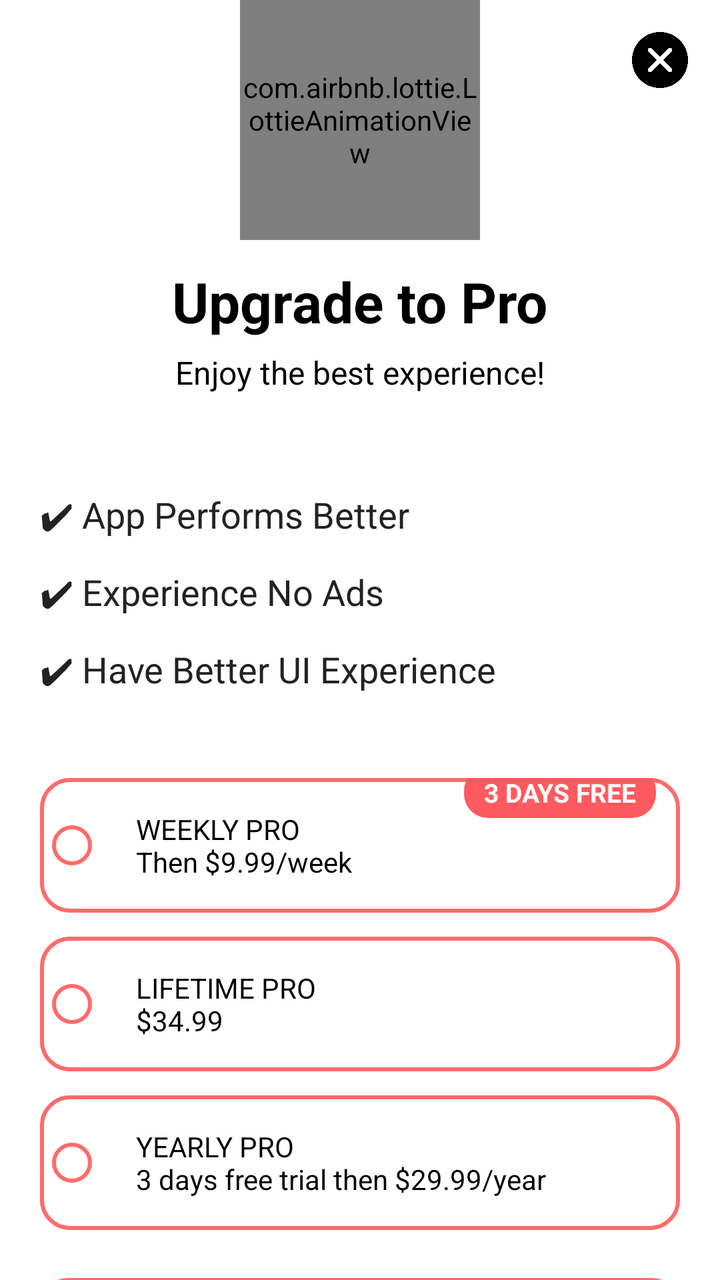
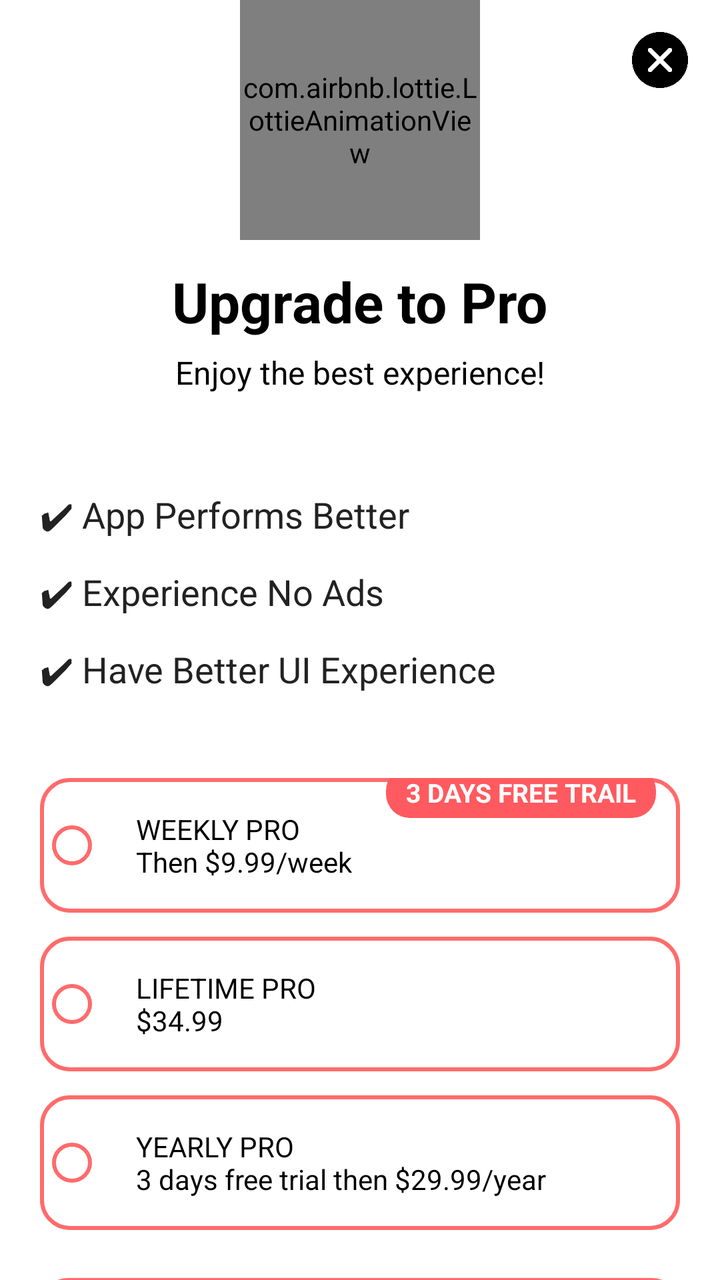

Two renders of the same Android screen: before a commit and after it. Below are the layout's source before the change and the commit's diff.
<!-- AndroidManifest.xml: application theme Theme.AppCompat -->
<!-- res/layout/activity_paywall.xml -->
<?xml version="1.0" encoding="utf-8"?>
<androidx.constraintlayout.widget.ConstraintLayout xmlns:android="http://schemas.android.com/apk/res/android"
    xmlns:app="http://schemas.android.com/apk/res-auto"
    xmlns:tools="http://schemas.android.com/tools"
    android:layout_width="match_parent"
    android:layout_height="match_parent"
    android:background="@color/gnt_white">


    <ImageView
        android:id="@+id/imageView"
        android:layout_width="match_parent"
        android:layout_height="@dimen/_250sdp"
        android:layout_marginTop="@dimen/_minus60sdp"
        android:scaleType="centerCrop"
        app:layout_constraintEnd_toEndOf="parent"
        app:layout_constraintStart_toStartOf="parent"
        app:layout_constraintTop_toTopOf="parent" />

    
    <ImageView
        android:id="@+id/btnClose"
        android:layout_width="28dp"
        android:layout_height="28dp"
        android:layout_margin="16dp"
        android:src="@drawable/cancel"
        android:clickable="true"
        android:focusable="true"
        app:layout_constraintTop_toTopOf="parent"
        app:layout_constraintEnd_toEndOf="parent"/>

    
    <com.airbnb.lottie.LottieAnimationView
        android:id="@+id/lottie"
        android:layout_width="120dp"
        android:layout_height="120dp"
        android:layout_marginTop="40dp"
        app:lottie_autoPlay="true"
        app:lottie_loop="true"
        app:lottie_rawRes="@raw/crown"
        app:layout_constraintStart_toStartOf="parent"
        app:layout_constraintEnd_toEndOf="parent"
        tools:ignore="MissingConstraints" />

    
    <TextView
        android:id="@+id/txtStatus"
        android:layout_width="wrap_content"
        android:layout_height="wrap_content"
        android:text="Upgrade to Pro"
        android:textSize="28sp"
        android:textStyle="bold"
        android:textColor="@color/black"
        android:layout_marginTop="12dp"
        app:layout_constraintTop_toBottomOf="@id/lottie"
        app:layout_constraintStart_toStartOf="parent"
        app:layout_constraintEnd_toEndOf="parent"/>

    
    <TextView
        android:id="@+id/tv_2"
        android:layout_width="wrap_content"
        android:layout_height="wrap_content"
        android:text="Enjoy the best experience!"
        android:textSize="16sp"
        android:textColor="@color/black"
        android:layout_marginTop="6dp"
        app:layout_constraintTop_toBottomOf="@id/txtStatus"
        app:layout_constraintStart_toStartOf="parent"
        app:layout_constraintEnd_toEndOf="parent"/>

    <ScrollView
        android:layout_width="0dp"
        android:layout_height="0dp"
        app:layout_constraintTop_toBottomOf="@id/tv_2"
        app:layout_constraintBottom_toBottomOf="parent"
        app:layout_constraintStart_toStartOf="parent"
        app:layout_constraintEnd_toEndOf="parent">

        <LinearLayout
            android:layout_width="match_parent"
            android:layout_height="wrap_content"
            android:orientation="vertical"
            android:padding="20dp"
            android:gravity="center_horizontal">



            <LinearLayout
                android:layout_width="match_parent"
                android:layout_height="wrap_content"
                android:orientation="vertical"
                android:layout_marginTop="28dp">

                <TextView android:layout_width="wrap_content" android:layout_height="wrap_content" android:text="✔ App Performs Better" android:textSize="18sp" android:textColor="#222" android:layout_marginBottom="14dp"/>
                <TextView android:layout_width="wrap_content" android:layout_height="wrap_content" android:text="✔ Experience No Ads" android:textSize="18sp" android:textColor="#222" android:layout_marginBottom="14dp"/>
                <TextView android:layout_width="wrap_content" android:layout_height="wrap_content" android:text="✔ Have Better UI Experience" android:textSize="18sp" android:textColor="#222" android:layout_marginBottom="14dp"/>
            </LinearLayout>

            <RadioGroup
                android:layout_width="match_parent"
                android:layout_height="wrap_content"
                android:layout_marginTop="28dp">


                <FrameLayout
                    android:layout_width="match_parent"
                    android:layout_height="wrap_content">

                    <RadioButton
                        android:id="@+id/btnWeekly"
                        android:layout_width="match_parent"
                        android:layout_height="wrap_content"
                        android:background="@drawable/bg_plan_selected"
                        android:padding="16dp"
                        android:buttonTint="@color/pink"
                        android:text="WEEKLY PRO&#10;Then $9.99/week"
                        android:textColor="@color/black" />

                    <TextView
                        android:layout_width="wrap_content"
                        android:layout_height="wrap_content"
                        android:layout_gravity="top|end"
                        android:layout_marginTop="-6dp"
                        android:layout_marginEnd="12dp"
                        android:background="@drawable/bg_trial_badge"
                        android:paddingHorizontal="10dp"
                        android:paddingVertical="4dp"
                        android:text="3 DAYS FREE"
                        android:textAllCaps="true"
                        android:textColor="@android:color/white"
                        android:textSize="13sp"
                        android:textStyle="bold" />

                </FrameLayout>



                <RadioButton
                    android:id="@+id/lifeTime"
                    android:textColor="@color/black"
                    android:layout_width="match_parent"
                    android:layout_height="wrap_content"
                    android:text="LIFETIME PRO\n$34.99"
                    android:background="@drawable/bg_plan_selected"
                    android:padding="16dp"
                    android:buttonTint="@color/pink"
                    android:layout_marginTop="12dp" />

                <RadioButton
                    android:id="@+id/btnYearly"
                    android:textColor="@color/black"
                    android:layout_width="match_parent"
                    android:layout_height="wrap_content"
                    android:text="YEARLY PRO\n3 days free trial then $29.99/year"
                    android:background="@drawable/bg_plan_selected"
                    android:padding="16dp"
                    android:buttonTint="@color/pink"
                    android:layout_marginTop="12dp" />
            </RadioGroup>

            <androidx.appcompat.widget.AppCompatButton
                android:id="@+id/btnSubscribe"
                android:layout_width="match_parent"
                android:layout_height="56dp"
                android:layout_marginTop="24dp"
                android:clickable="true"
                android:focusable="true"
                android:foreground="@drawable/ripple_button"
                android:background="@drawable/bg_button_gradient"
                android:text="START FREE TRIAL"
                android:textColor="#FFFFFF"
                android:textStyle="bold" />

            <LinearLayout
                android:layout_width="match_parent"
                android:layout_height="wrap_content"
                android:orientation="horizontal"
                android:gravity="center"
                android:layout_marginTop="18dp">

                <TextView android:layout_width="wrap_content" android:layout_height="wrap_content" android:text="Terms of use" android:textColor="@color/black"/>
                <TextView android:layout_width="24dp" android:layout_height="wrap_content"/>
                <TextView android:layout_width="wrap_content" android:layout_height="wrap_content" android:text="Privacy Policy" android:textColor="@color/black"/>
                <TextView android:layout_width="24dp" android:layout_height="wrap_content"/>
                <TextView  android:id="@+id/btnRestore" android:layout_width="wrap_content" android:layout_height="wrap_content" android:text="Restore" android:textColor="@color/black"/>
            </LinearLayout>

        </LinearLayout>
    </ScrollView>

</androidx.constraintlayout.widget.ConstraintLayout>
<!-- resources referenced by this layout -->
<resources>
  <color name="black">#FF000000</color>
  <color name="gnt_white">#FFFFFF</color>
  <color name="pink">#FF6B6B</color>
  <!-- drawable bg_button_gradient (drawable) -->
  <?xml version="1.0" encoding="utf-8"?>
  <shape xmlns:android="http://schemas.android.com/apk/res/android">
      <gradient
          android:startColor="#FF6B6B"
          android:endColor="#FF6B6B"
          android:angle="0"/>
      <corners android:radius="14dp"/>
  </shape>
  <!-- drawable bg_plan_selected (drawable) -->
  <?xml version="1.0" encoding="utf-8"?>
  <shape xmlns:android="http://schemas.android.com/apk/res/android">
      <solid android:color="#FFFFFF"/>
      <stroke android:width="2dp" android:color="#FF6B6B"/>
      <corners android:radius="14dp"/>
  </shape>
  <!-- drawable bg_trial_badge (drawable) -->
  <?xml version="1.0" encoding="utf-8"?>
  <shape xmlns:android="http://schemas.android.com/apk/res/android">
      <solid android:color="#FF5A5F" />
      <corners android:radius="12dp" />
  </shape>
  <!-- drawable cancel: png bitmap (drawable, 13212 bytes) -->
  <!-- drawable ripple_button (drawable) -->
  <?xml version="1.0" encoding="utf-8"?>
  <ripple xmlns:android="http://schemas.android.com/apk/res/android"
      android:color="#20000000">
  
      <item android:id="@android:id/mask">
          <shape android:shape="rectangle">
              <solid android:color="#FFFFFF" />
          </shape>
      </item>
  
  </ripple>
</resources>

<!-- the commit's change to res/layout/activity_paywall.xml (unified diff, before → after) -->
@@ -126,7 +126,7 @@
                         android:background="@drawable/bg_trial_badge"
                         android:paddingHorizontal="10dp"
                         android:paddingVertical="4dp"
-                        android:text="3 DAYS FREE"
+                        android:text="3 DAYS FREE Trail"
                         android:textAllCaps="true"
                         android:textColor="@android:color/white"
                         android:textSize="13sp"
